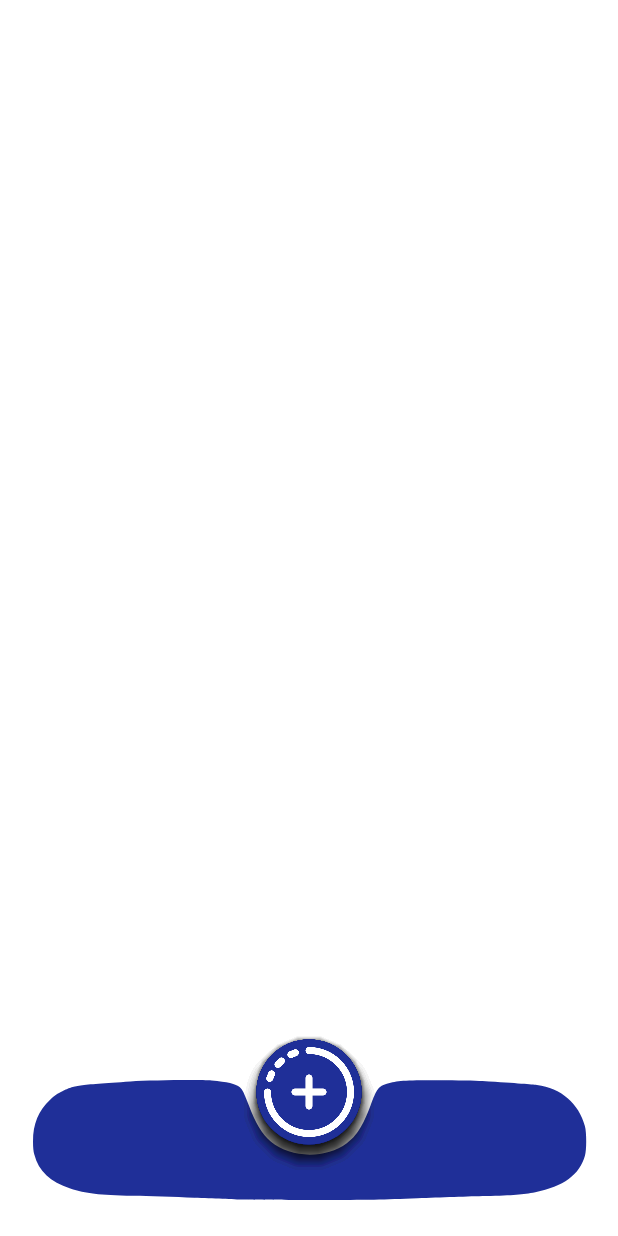
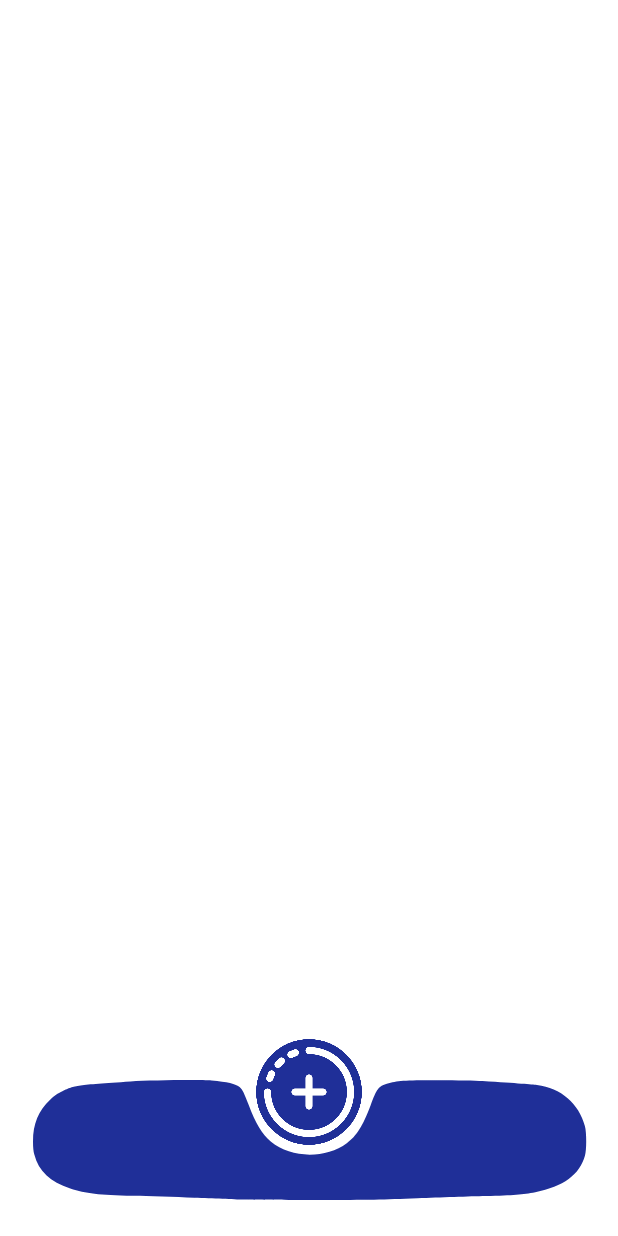
Before and after one commit to MormaDroid/Morma-Note, an Android app built with Jetpack Compose: the composable BottomBarUI called with empty values, on a phone screen of 412 x 824 dp. Run offline under Robolectric (Android 15) with nearby library versions, the phone set to English and light mode, and no system bars; our stand-ins replace Firebase (no records; nobody signed in at launch, a user with empty details on screens opened directly), accompanist; Roboto replaces fonts that are not available here; 4 statements that could not run were skipped.

Commit message:
Elevation Fixed

```diff
--- a/app/src/main/java/mohsen/morma/mormanote/bottombar/ui/BottomBarUI.kt
+++ b/app/src/main/java/mohsen/morma/mormanote/bottombar/ui/BottomBarUI.kt
@@ -22,6 +22,7 @@ import androidx.compose.foundation.layout.size
 import androidx.compose.foundation.shape.CircleShape
 import androidx.compose.material.BottomNavigationItem
 import androidx.compose.material.FloatingActionButton
+import androidx.compose.material.FloatingActionButtonDefaults
 import androidx.compose.material.Icon
 import androidx.compose.material.IconButton
 import androidx.compose.material.ripple.LocalRippleTheme
@@ -335,7 +336,8 @@ fun AnimatedFab(
         FloatingActionButton(
             onClick = onClick,
             backgroundColor = backgroundColor,
-            modifier = modifier.scale(1.25f)
+            modifier = modifier.scale(1.25f),
+            elevation = FloatingActionButtonDefaults.elevation(0.dp,0.dp,0.dp,0.dp)
         ) {
             icon?.let {
                 Icon(
```
